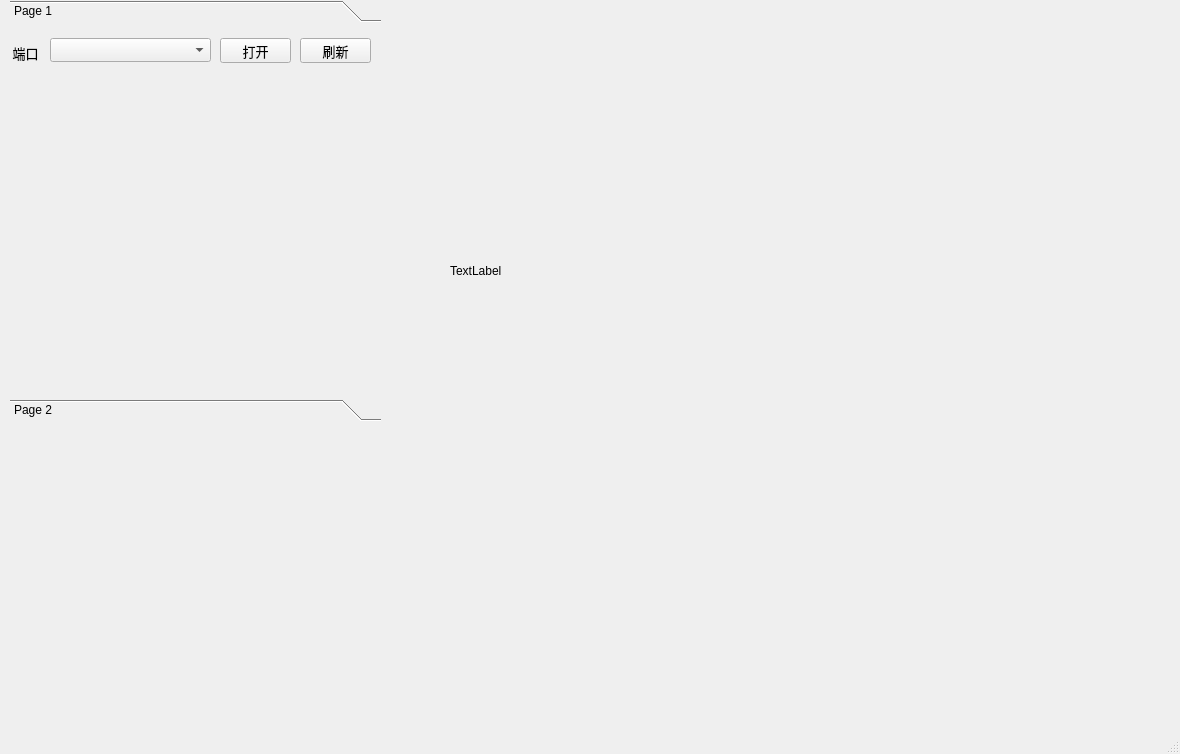
Old version of the form mainwindow.ui in the repository choushunn/MXKJ_Detection.
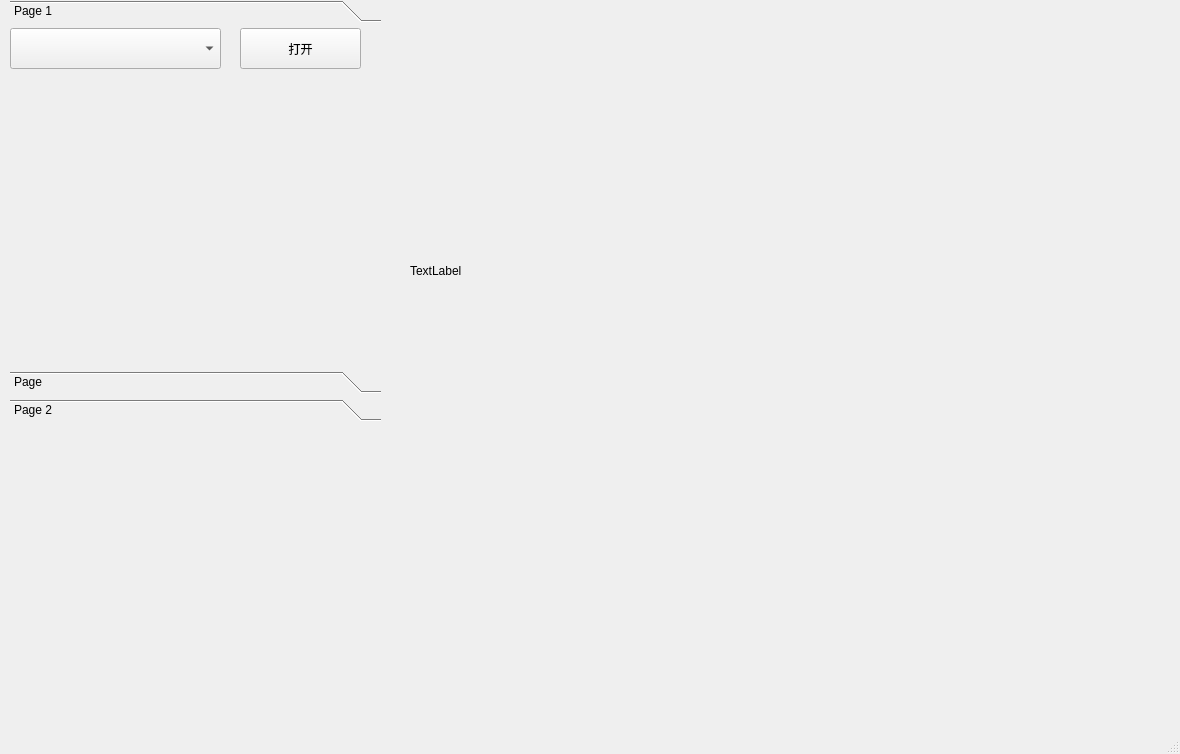
New version of the form.

Commit message: camera open

Patch:
```diff
--- a/mainwindow.ui
+++ b/mainwindow.ui
@@ -32,95 +32,48 @@
        <x>0</x>
        <y>0</y>
        <width>371</width>
-       <height>361</height>
+       <height>319</height>
       </rect>
      </property>
      <attribute name="label">
       <string>Page 1</string>
      </attribute>
-     <widget class="QWidget" name="widget" native="true">
+     <widget class="QComboBox" name="comboBox">
       <property name="geometry">
        <rect>
-        <x>-20</x>
-        <y>-10</y>
-        <width>391</width>
-        <height>341</height>
+        <x>0</x>
+        <y>0</y>
+        <width>211</width>
+        <height>41</height>
        </rect>
       </property>
-      <widget class="QPushButton" name="m_openSPBtn">
+     </widget>
+     <widget class="QPushButton" name="c_btn_open">
        <property name="geometry">
         <rect>
          <x>230</x>
-         <y>20</y>
-         <width>71</width>
-         <height>25</height>
-        </rect>
-       </property>
-       <property name="font">
-        <font>
-         <family>宋体</family>
-         <pointsize>10</pointsize>
-        </font>
-       </property>
+        <y>0</y>
+        <width>121</width>
+        <height>41</height>
+       </rect>
+      </property>
        <property name="text">
         <string>打开</string>
        </property>
       </widget>
-      <widget class="QPushButton" name="m_freshSPBtn">
-       <property name="geometry">
-        <rect>
-         <x>310</x>
-         <y>20</y>
-         <width>71</width>
-         <height>25</height>
-        </rect>
-       </property>
-       <property name="font">
-        <font>
-         <family>宋体</family>
-         <pointsize>10</pointsize>
-        </font>
-       </property>
-       <property name="text">
-        <string>刷新</string>
-       </property>
-      </widget>
-      <widget class="QComboBox" name="m_SPcombobox">
+    </widget>
+    <widget class="QWidget" name="page_3">
        <property name="geometry">
         <rect>
-         <x>60</x>
-         <y>20</y>
-         <width>161</width>
-         <height>24</height>
-        </rect>
-       </property>
-      </widget>
-      <widget class="QLabel" name="label_2">
-       <property name="geometry">
-        <rect>
-         <x>20</x>
-         <y>20</y>
-         <width>31</width>
-         <height>31</height>
-        </rect>
-       </property>
-       <property name="font">
-        <font>
-         <family>宋体</family>
-         <pointsize>10</pointsize>
-        </font>
-       </property>
-       <property name="text">
-        <string>端口</string>
-       </property>
-       <property name="textFormat">
-        <enum>Qt::RichText</enum>
-       </property>
-       <property name="alignment">
-        <set>Qt::AlignCenter</set>
-       </property>
-      </widget>
-     </widget>
+       <x>0</x>
+       <y>0</y>
+       <width>371</width>
+       <height>319</height>
+      </rect>
+     </property>
+     <attribute name="label">
+      <string>Page</string>
+     </attribute>
     </widget>
     <widget class="QWidget" name="page_2">
      <property name="geometry">
@@ -139,9 +92,9 @@
    <widget class="QLabel" name="label">
     <property name="geometry">
      <rect>
-      <x>450</x>
+      <x>410</x>
       <y>10</y>
-      <width>641</width>
+      <width>681</width>
       <height>521</height>
      </rect>
     </property>
```
Left out of the diff: 4 changed lines with no effect on the pictures. Lines whose indentation alone changed are shown as unchanged. The commit also changes 4 other files.
